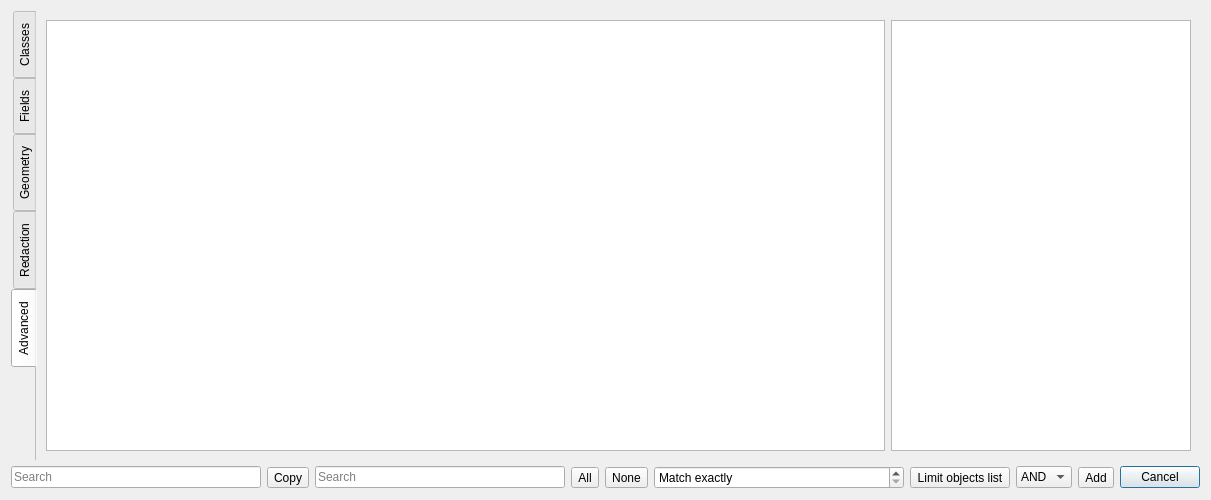
Above: filterdialog.ui from Kuszki/EW-Database before the change. Below: the same form after it.
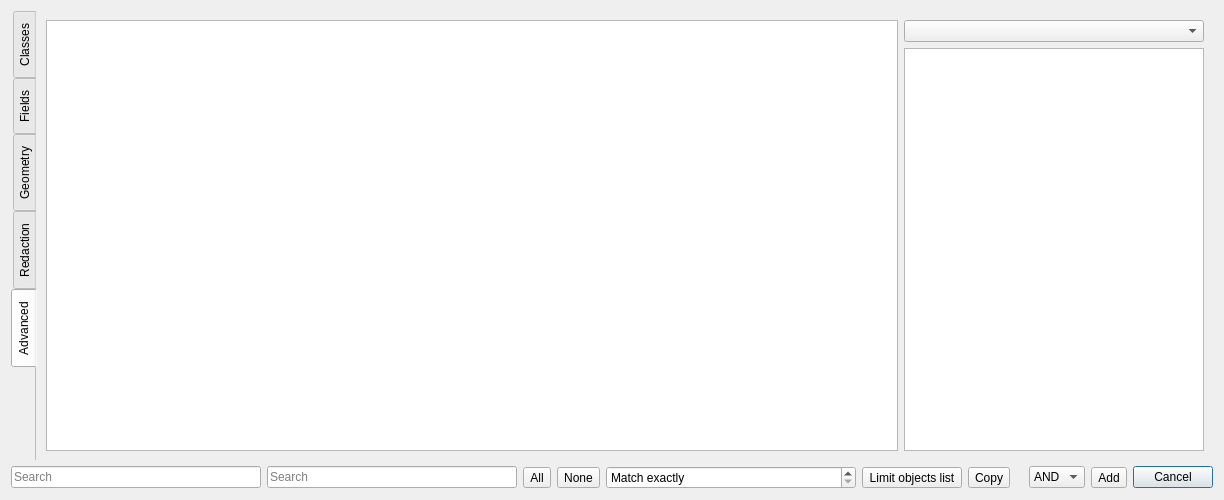
That is the form after the change. The open tabs and pages were chosen to show the change. Icons and pictures are not drawn.

Commit message: Implement JS helper

What changed in the file:
```diff
--- a/filterdialog.ui
+++ b/filterdialog.ui
@@ -158,10 +158,7 @@
        <string>Advanced</string>
       </attribute>
       <layout class="QGridLayout" name="advancedScroolLayout">
-       <item row="0" column="0">
-        <widget class="QPlainTextEdit" name="advancedEdit"/>
-       </item>
-       <item row="0" column="1">
+       <item row="1" column="1">
         <widget class="QListView" name="variablesList">
          <property name="sizePolicy">
           <sizepolicy hsizetype="Preferred" vsizetype="Preferred">
@@ -180,6 +177,12 @@
          </property>
         </widget>
        </item>
+       <item row="0" column="1">
+        <widget class="QComboBox" name="helperCombo"/>
+       </item>
+       <item row="0" column="0" rowspan="2">
+        <widget class="QPlainTextEdit" name="advancedEdit"/>
+       </item>
       </layout>
      </widget>
     </widget>
@@ -208,17 +211,6 @@
        </property>
       </widget>
      </item>
-     <item>
-      <widget class="QToolButton" name="validateButton">
-       <property name="text">
-        <string>Copy</string>
-       </property>
-       <property name="icon">
-        <iconset theme="tools-check-spelling">
-         <normaloff>.</normaloff>.</iconset>
-       </property>
-      </widget>
-     </item>
      <item>
       <widget class="QLineEdit" name="classSearch">
        <property name="sizePolicy">
@@ -302,6 +294,20 @@
        </property>
       </widget>
      </item>
+     <item>
+      <widget class="QToolButton" name="validateButton">
+       <property name="text">
+        <string>Copy</string>
+       </property>
+       <property name="icon">
+        <iconset theme="tools-check-spelling">
+         <normaloff>.</normaloff>.</iconset>
+       </property>
+      </widget>
+     </item>
+     <item>
+      <widget class="QLabel" name="helpLabel"/>
+     </item>
      <item>
       <spacer name="leftSpacer">
        <property name="orientation">
```
Left out of the diff: 69 changed lines with no effect on the pictures. The commit also changes 14 other files.
